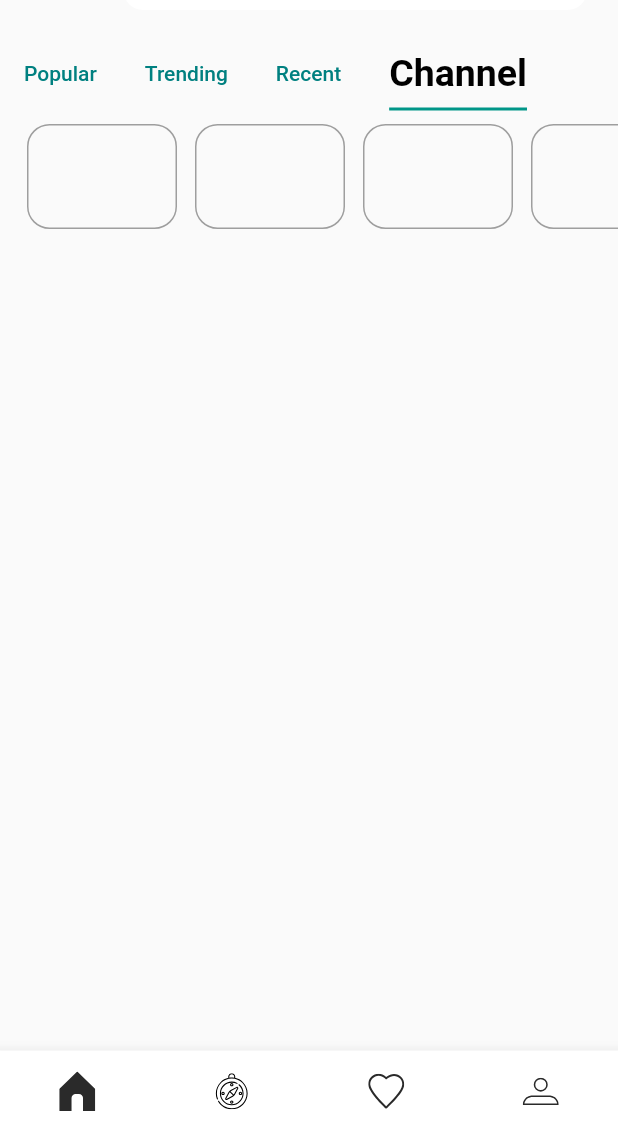
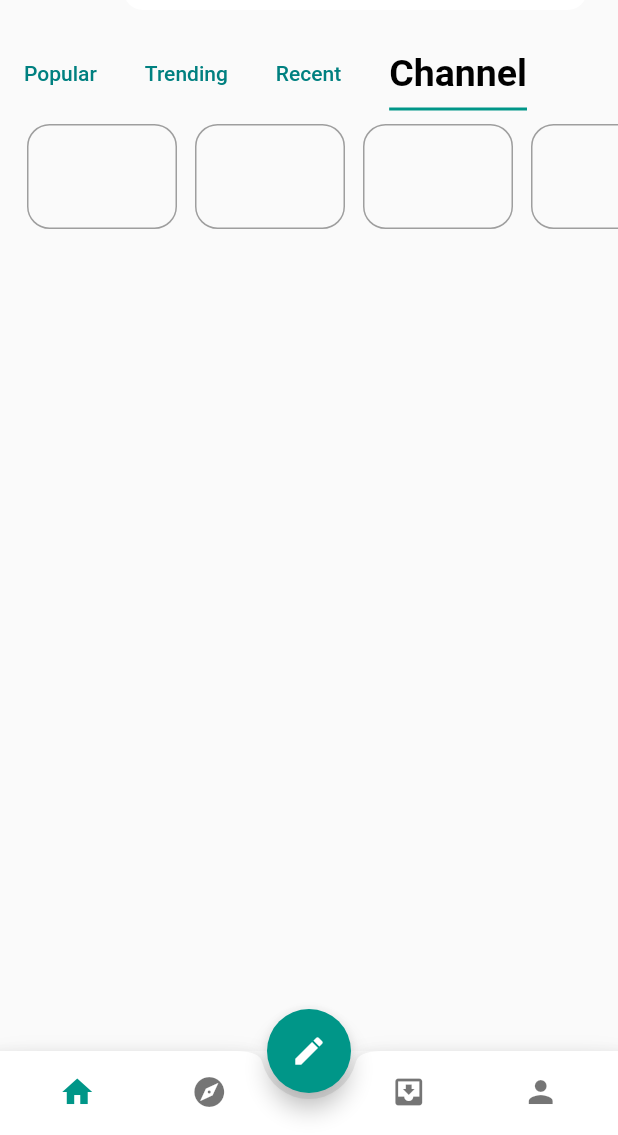
Before and after one commit to JamesFonguazi/news_app, a Flutter app: the screen it shows after launch, tab 4 chosen, on a phone screen of 412 x 824 dp, the part 101-1236 px from its top. Run offline on Flutter 3.47's test engine with Material 2 defaults, Android fonts, the phone set to English and light mode, and no system bars; our stand-ins replace flutter_svg, google_fonts; Roboto replaces fonts that are missing (WorkSans).

Commit message:
Bottom curved navBar

```diff
--- a/lib/bottomNav.dart
+++ b/lib/bottomNav.dart
@@ -33,29 +33,115 @@ class _BottomNavState extends State<BottomNav> {
       body: SafeArea(
         child: _bottomNavView.elementAt(_selectedIndex),
       ),
-      bottomNavigationBar: BottomNavigationBar(
+      bottomNavigationBar: BottomAppBar(
+          clipBehavior: Clip.antiAliasWithSaveLayer,
+          shape: CircularNotchedRectangle(),
+          child: BottomNavigationBar(
             backgroundColor: Colors.white,
             currentIndex: _selectedIndex,
             showSelectedLabels: false,
             showUnselectedLabels: false,
             type: BottomNavigationBarType.fixed,
             onTap: _onItemTapped,
-        items: _navBarList
-            .map(
-              (e) => BottomNavigationBarItem(
-                icon: SvgPicture.asset(
-                  e.icon,
-                  width: 24.0,
+            items: [
+              BottomNavigationBarItem(
+                icon: Container(
+                  width: 1000,
+                  child: Icon(Icons.home),
+//                  color: Colors.black,
                 ),
-                activeIcon: SvgPicture.asset(
-                  e.activeIcon,
-                  width: 24.0,
+                activeIcon: Container(
+                  width: 1000,
+                  child: Icon(
+                    Icons.home,
+                    color: Colors.teal,
                   ),
-                title: Text(e.title),
+//                    color: Colors.red,
                 ),
-            )
-            .toList(),
+                title: new Text('Home'),
               ),
+              BottomNavigationBarItem(
+                icon: Padding(
+                  padding: const EdgeInsets.only(right: 30),
+                  child: Container(
+                    width: 1000,
+                    child: Icon(Icons.explore),
+//                    color: Colors.red,
+                  ),
+                ),
+                activeIcon: Padding(
+                  padding: const EdgeInsets.only(right: 30),
+                  child: Container(
+                    width: 1000,
+                    child: Icon(
+                      Icons.explore,
+                      color: Colors.teal,
+                    ),
+//                    color: Colors.red,
+                  ),
+                ),
+                title: new Text('Explore'),
+              ),
+              BottomNavigationBarItem(
+                  icon: Padding(
+                    padding: const EdgeInsets.only(left: 30),
+                    child: Container(
+                      width: 1000,
+                      child: Icon(Icons.move_to_inbox),
+//                    color: Colors.red,
+                    ),
+                  ),
+                  activeIcon: Padding(
+                    padding: const EdgeInsets.only(left: 30),
+                    child: Container(
+                      width: 1000,
+                      child: Icon(
+                        Icons.move_to_inbox,
+                        color: Colors.teal,
+                      ),
+//                    color: Colors.red,
+                    ),
+                  ),
+                  title: Text('Saved')),
+              BottomNavigationBarItem(
+                  icon: Container(
+                    width: 1000,
+                    child: Icon(Icons.person),
+//                    color: Colors.red,
+                  ),
+                  activeIcon: Container(
+                    width: 1000,
+                    child: Icon(
+                      Icons.person,
+                      color: Colors.teal,
+                    ),
+//                    color: Colors.red,
+                  ),
+                  title: Text('Profile')),
+            ],
+//            _navBarList
+//                .map(
+//                  (e) => BottomNavigationBarItem(
+//                    icon: SvgPicture.asset(
+//                      e.icon,
+//                      width: 20.0,
+//                    ),
+//                    activeIcon: SvgPicture.asset(
+//                      e.activeIcon,
+//                      width: 24.0,
+//                    ),
+//                    title: Text(e.title),
+//                  ),
+//                )
+//                .toList(),
+          )),
+      floatingActionButton: FloatingActionButton(
+          backgroundColor: Colors.teal,
+          child: Icon(
+            Icons.mode_edit,
+          ),
+          onPressed: () {}),
+      floatingActionButtonLocation: FloatingActionButtonLocation.centerDocked,
     );
   }
 }
```
Lines whose indentation alone changed are shown as unchanged.
